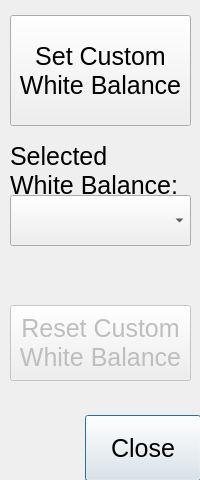
The window that src/whitebalancedialog.ui (krontech/chronos-cam-app) describes before a commit, drawn with Qt 5.
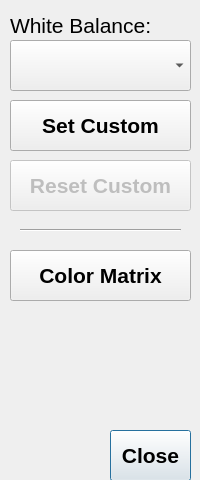
The same window after the commit.

Commit message:
Revise color math now that white balance can occur before demosaic.
The previous workaround to the color saturation problem by doing white
balance in sRGB space gave poor results at extreme color temperatures, but
we can now do the white balance in camera-RGB space so let's fix the math.

We also add a work-in-progress UI window to the WhiteBalance dialog that
allows us to configure the color matrix directly.

```diff
--- a/src/whitebalancedialog.ui
+++ b/src/whitebalancedialog.ui
@@ -16,15 +16,17 @@
   <widget class="QPushButton" name="cmdClose">
    <property name="geometry">
     <rect>
-     <x>85</x>
-     <y>415</y>
-     <width>116</width>
-     <height>66</height>
+     <x>110</x>
+     <y>430</y>
+     <width>81</width>
+     <height>51</height>
     </rect>
    </property>
    <property name="font">
     <font>
-     <pointsize>19</pointsize>
+     <pointsize>16</pointsize>
+     <weight>75</weight>
+     <bold>true</bold>
     </font>
    </property>
    <property name="text">
@@ -35,26 +37,27 @@
    <property name="geometry">
     <rect>
      <x>10</x>
-     <y>15</y>
+     <y>100</y>
      <width>181</width>
-     <height>111</height>
+     <height>51</height>
     </rect>
    </property>
    <property name="font">
     <font>
-     <pointsize>19</pointsize>
+     <pointsize>16</pointsize>
+     <weight>75</weight>
+     <bold>true</bold>
     </font>
    </property>
    <property name="text">
-    <string>Set Custom
-White Balance</string>
+    <string>Set Custom</string>
    </property>
   </widget>
   <widget class="QComboBox" name="comboWB">
    <property name="geometry">
     <rect>
      <x>10</x>
-     <y>195</y>
+     <y>40</y>
      <width>181</width>
      <height>51</height>
     </rect>
@@ -72,19 +75,18 @@
    <property name="geometry">
     <rect>
      <x>10</x>
-     <y>145</y>
+     <y>10</y>
      <width>181</width>
-     <height>51</height>
+     <height>31</height>
     </rect>
    </property>
    <property name="font">
     <font>
-     <pointsize>19</pointsize>
+     <pointsize>16</pointsize>
     </font>
    </property>
    <property name="text">
-    <string>Selected
-White Balance:</string>
+    <string>White Balance:</string>
    </property>
   </widget>
   <widget class="QPushButton" name="cmdResetCustomWB">
@@ -94,19 +96,53 @@
    <property name="geometry">
     <rect>
      <x>10</x>
-     <y>305</y>
+     <y>160</y>
      <width>181</width>
-     <height>76</height>
+     <height>51</height>
     </rect>
    </property>
    <property name="font">
     <font>
-     <pointsize>19</pointsize>
+     <pointsize>16</pointsize>
+     <weight>75</weight>
+     <bold>true</bold>
     </font>
    </property>
    <property name="text">
-    <string>Reset Custom
-White Balance</string>
+    <string>Reset Custom</string>
+   </property>
+  </widget>
+  <widget class="QPushButton" name="cmdMatrix">
+   <property name="geometry">
+    <rect>
+     <x>10</x>
+     <y>250</y>
+     <width>181</width>
+     <height>51</height>
+    </rect>
+   </property>
+   <property name="font">
+    <font>
+     <pointsize>16</pointsize>
+     <weight>75</weight>
+     <bold>true</bold>
+    </font>
+   </property>
+   <property name="text">
+    <string>Color Matrix</string>
+   </property>
+  </widget>
+  <widget class="Line" name="line">
+   <property name="geometry">
+    <rect>
+     <x>20</x>
+     <y>220</y>
+     <width>161</width>
+     <height>20</height>
+    </rect>
+   </property>
+   <property name="orientation">
+    <enum>Qt::Horizontal</enum>
    </property>
   </widget>
  </widget>
```
The commit also changes 9 other files.
